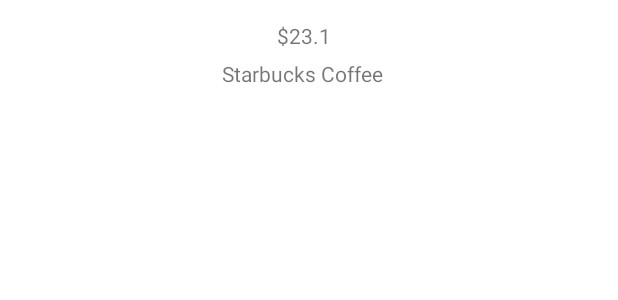
After one commit to nour7/AccountingApp, an Android app: the layout list_budget_item.xml on its own in the app's theme, with its tools: preview values and no code run, on a phone screen of 412 x 824 dp. The commit adds this screen. Shown: the top 300 px of the screen. Run offline under Robolectric (Android 15) with nearby library versions, the phone set to English and light mode, and no system bars.

Commit message:
added recycler view and its adapter. Bind them to Main fragment Ui

```diff
--- a/app/build.gradle
+++ b/app/build.gradle
@@ -5,6 +5,10 @@ plugins {
 
 android {
     compileSdk 31
+
+    dataBinding {
+        enabled = true
+    }
 
     defaultConfig {
         applicationId "com.example.accountingapp"
@@ -46,6 +50,7 @@ dependencies {
     implementation 'androidx.lifecycle:lifecycle-livedata-ktx:2.4.1'
     implementation 'androidx.lifecycle:lifecycle-viewmodel-ktx:2.4.1'
     implementation database_libraries
+    implementation fragment_libraries
     testImplementation 'junit:junit:4.13.2'
     androidTestImplementation 'androidx.test.ext:junit:1.1.3'
     androidTestImplementation 'androidx.test.espresso:espresso-core:3.4.0'
--- a/app/src/main/java/com/example/accountingapp/services/Injector.kt
+++ b/app/src/main/java/com/example/accountingapp/services/Injector.kt
@@ -10,7 +10,7 @@ interface ViewModelFactoryProvider {
     fun provideMainViewModelFactory(context: Context): MainViewModelFactory
 }
 
-val injector: ViewModelFactoryProvider
+val Injector: ViewModelFactoryProvider
     get() = currentInjector
 
 @Volatile private var currentInjector: ViewModelFactoryProvider =
--- /dev/null
+++ b/app/src/main/res/layout/list_budget_item.xml
@@ -0,0 +1,57 @@
+<?xml version="1.0" encoding="utf-8"?>
+<layout xmlns:android="http://schemas.android.com/apk/res/android"
+    xmlns:app="http://schemas.android.com/apk/res-auto"
+    xmlns:tools="http://schemas.android.com/tools">
+
+    <data>
+        <variable
+            name="record"
+            type="com.example.accountingapp.store.database.Record"/>
+    </data>
+
+    <androidx.constraintlayout.widget.ConstraintLayout
+        android:layout_width="match_parent"
+        android:layout_height="match_parent">
+
+        <androidx.cardview.widget.CardView
+            android:layout_width="409dp"
+            android:layout_height="wrap_content"
+            android:layout_marginStart="1dp"
+            android:layout_marginTop="64dp"
+            android:layout_marginEnd="1dp"
+            app:layout_constraintEnd_toEndOf="parent"
+            app:layout_constraintStart_toStartOf="parent"
+            app:layout_constraintTop_toTopOf="parent">
+
+            <androidx.constraintlayout.widget.ConstraintLayout
+                android:layout_width="match_parent"
+                android:layout_height="match_parent">
+
+            </androidx.constraintlayout.widget.ConstraintLayout>
+        </androidx.cardview.widget.CardView>
+
+        <TextView
+            android:id="@+id/spent_amount"
+            android:layout_width="wrap_content"
+            android:layout_height="wrap_content"
+            android:layout_marginStart="173dp"
+            android:layout_marginTop="14dp"
+            android:layout_marginEnd="180dp"
+            android:text="$23.1"
+            app:layout_constraintEnd_toEndOf="parent"
+            app:layout_constraintStart_toStartOf="parent"
+            app:layout_constraintTop_toTopOf="parent" />
+
+        <TextView
+            android:id="@+id/sepnt_description"
+            android:layout_width="wrap_content"
+            android:layout_height="wrap_content"
+            android:layout_marginStart="172dp"
+            android:layout_marginTop="6dp"
+            android:layout_marginEnd="181dp"
+            android:text="Starbucks Coffee"
+            app:layout_constraintEnd_toEndOf="parent"
+            app:layout_constraintStart_toStartOf="parent"
+            app:layout_constraintTop_toBottomOf="@+id/spent_amount" />
+    </androidx.constraintlayout.widget.ConstraintLayout>
+</layout>
--- a/app/src/main/res/values/strings.xml
+++ b/app/src/main/res/values/strings.xml
@@ -1,3 +1,4 @@
 <resources>
     <string name="app_name">AccountingApp</string>
+    <string name="add">Add</string>
 </resources>
--- a/build.gradle
+++ b/build.gradle
@@ -3,9 +3,15 @@
 buildscript {
     ext {
         def room_version = "2.4.1"
+        def fragment_version = '1.1.0'
+
         database_libraries = [
                 "androidx.room:room-ktx:$room_version"
         ]
+        fragment_libraries = [
+                "androidx.fragment:fragment-ktx:$fragment_version",
+        ]
+
     }
 }
 plugins {
```
Also changed, not shown: app/src/main/java/com/example/accountingapp/ui/main/BudgetAdapter.kt (added, +45 -0 lines), app/src/main/java/com/example/accountingapp/ui/main/MainFragment.kt (+42 -10 lines), app/src/main/res/layout/main_fragment.xml (+28 -6 lines), app/src/main/res/menu/budget_menu.xml (added, +8 -0 lines).
